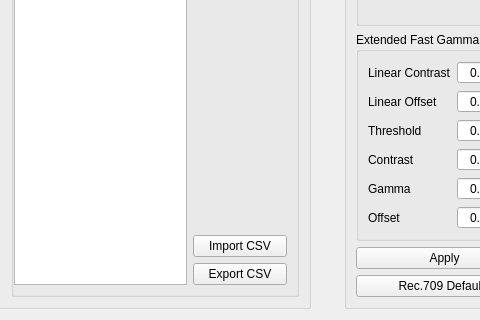
Above: dct_widgets/lutbox/lutbox.ui from KAYA-Instruments/SDI-Control-Point before the change; both pictures show x 106 to 586 and y 714 to 1034 of the 834 by 1034 pixel window. Below: the same form after it.
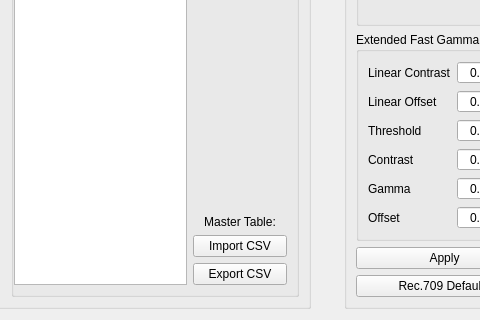
That is the form after the change. Icons and pictures are not drawn. Custom widgets are drawn as their Qt base class.

```diff
--- a/dct_widgets/lutbox/lutbox.ui
+++ b/dct_widgets/lutbox/lutbox.ui
@@ -493,6 +493,16 @@
                  </property>
                 </spacer>
                </item>
+               <item>
+                <widget class="QLabel" name="lblPlotName">
+                 <property name="text">
+                  <string>Master Table:</string>
+                 </property>
+                 <property name="alignment">
+                  <set>Qt::AlignCenter</set>
+                 </property>
+                </widget>
+               </item>
                <item>
                 <widget class="QPushButton" name="btnImport">
                  <property name="focusPolicy">
```
